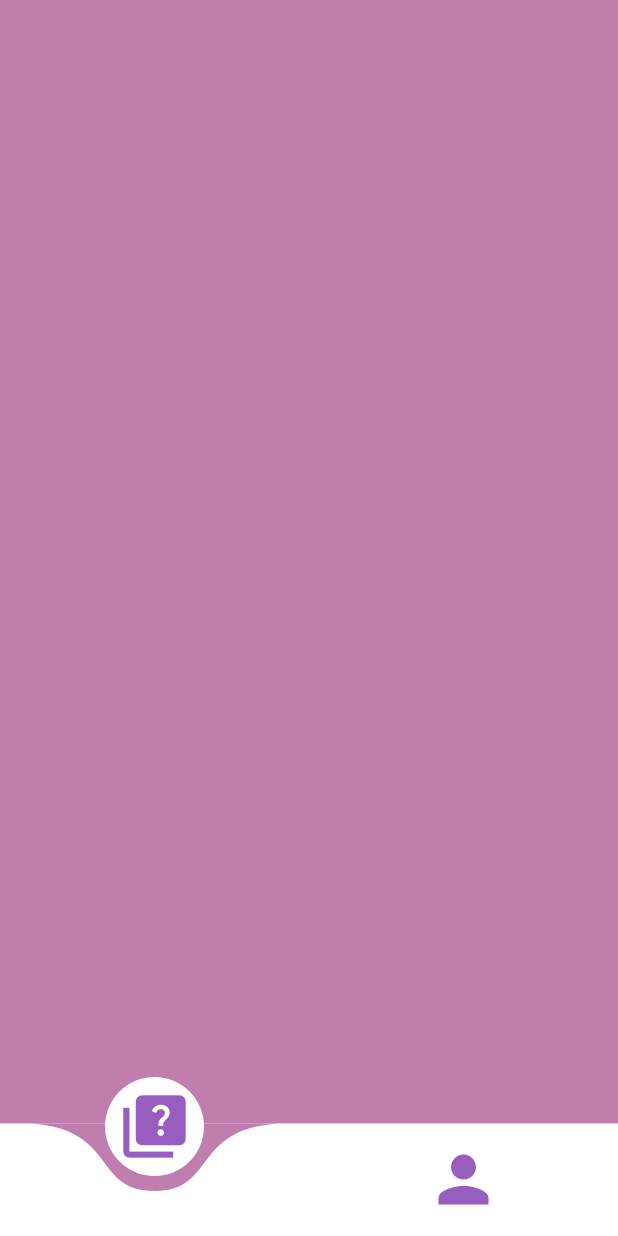
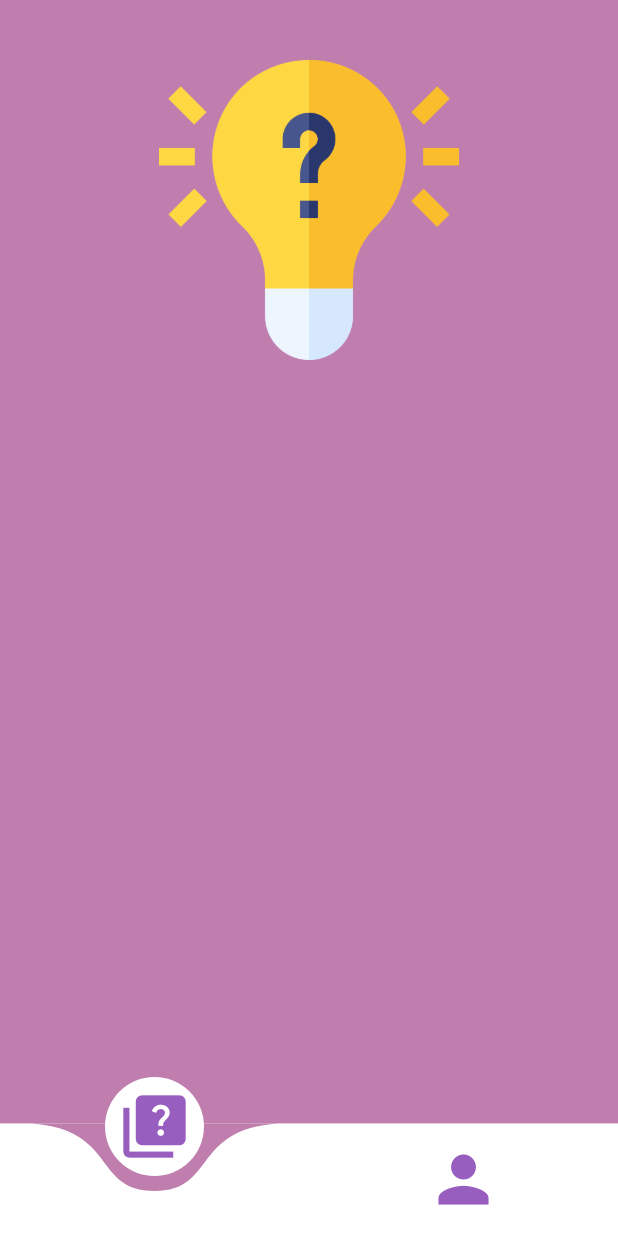
Before and after one commit to nagaoka-thiago/quiz_snowman_app, a Flutter app: the screen it shows after launch, on a phone screen of 412 x 824 dp. Run offline on Flutter 3.47's test engine with Material 2 defaults, Android fonts, the light colour scheme and no system bars; drawn by our look-alikes of curved_navigation_bar.

Commit message:
App_image
Adding the app icon

```diff
--- a/lib/main.dart
+++ b/lib/main.dart
@@ -12,6 +12,7 @@ class MyApp extends StatelessWidget {
   @override
   Widget build(BuildContext context) {
     return const MaterialApp(
+      debugShowCheckedModeBanner: false,
       home: MainPage(),
     );
   }
--- a/lib/widgets/mainpage_widgets/main_body.dart
+++ b/lib/widgets/mainpage_widgets/main_body.dart
@@ -1,7 +1,7 @@
 import 'package:flutter/material.dart';
 
 class MainPageBody extends StatefulWidget {
-  const MainPageBody({ Key? key }) : super(key: key);
+  const MainPageBody({Key? key}) : super(key: key);
 
   @override
   State<MainPageBody> createState() => _MainPageBodyState();
@@ -12,6 +12,19 @@ class _MainPageBodyState extends State<MainPageBody> {
   Widget build(BuildContext context) {
     return Container(
       color: const Color.fromARGB(255, 191, 126, 174),
+      child: Expanded(
+        child: Column(
+          children: [
+            Padding(
+              padding: const EdgeInsets.all(40),
+              child: Container(
+                height: 200,
+                decoration: const BoxDecoration(image: DecorationImage(image: AssetImage('lib/Assets/ideas.png'))),
+              ),
+            )
+          ],
+        ),
+      ),
     );
   }
 }
--- a/pubspec.yaml
+++ b/pubspec.yaml
@@ -59,9 +59,8 @@ flutter:
   uses-material-design: true
 
   # To add assets to your application, add an assets section, like this:
-  # assets:
-  #   - images/a_dot_burr.jpeg
-  #   - images/a_dot_ham.jpeg
+  assets:
+    - lib/Assets/
 
   # An image asset can refer to one or more resolution-specific "variants", see
   # https://flutter.dev/assets-and-images/#resolution-aware.
```
Also changed, not shown: lib/Assets/ideas.png (added).
